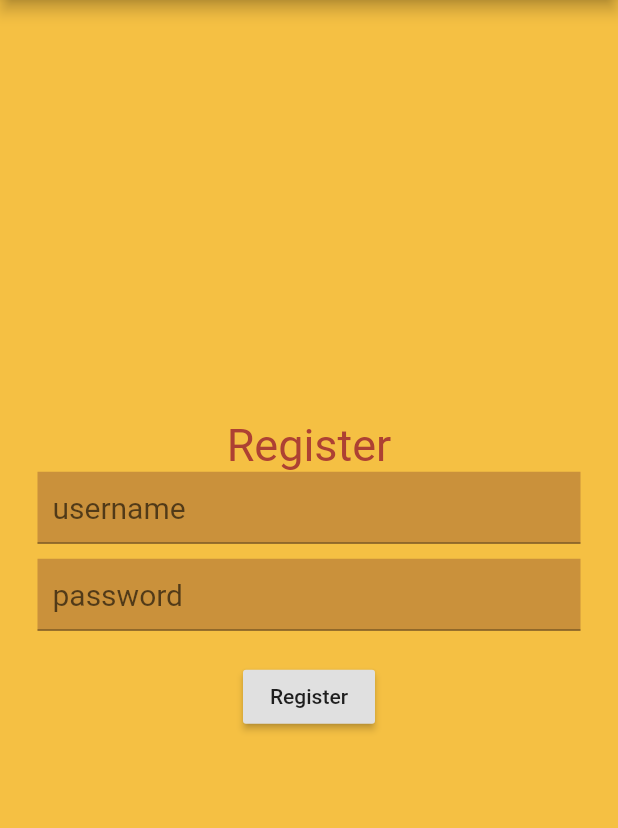
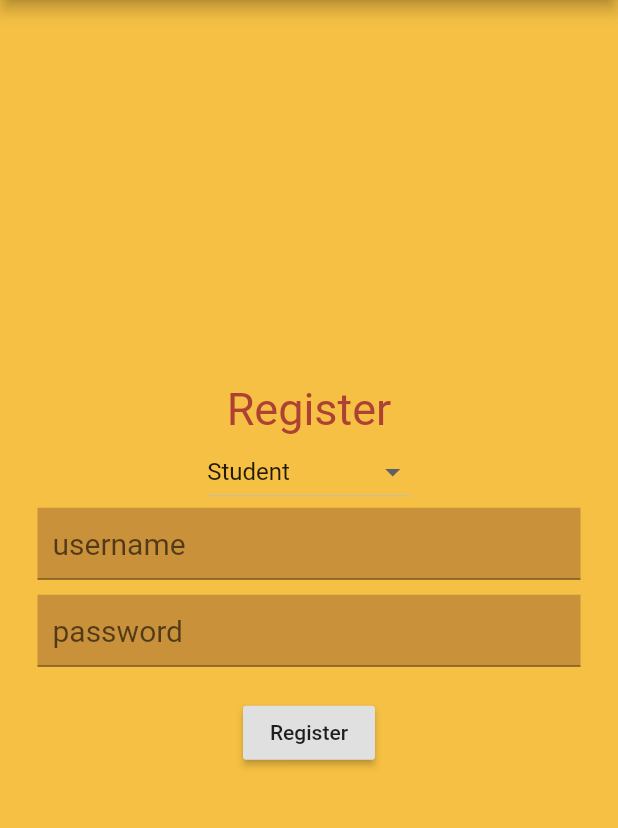
Before and after one commit to adib26/gp, a Flutter app: the screen it shows after launch, after a tap on "Register", on a phone screen of 412 x 824 dp, the part 84-912 px from its top. Run offline on Flutter 3.47's test engine with Material 2 defaults, Android fonts, the phone set to English and light mode, and no system bars; our stand-ins replace firebase_auth; accounts and stored records are empty; Roboto replaces fonts that are missing (Galada).

```diff
--- /dev/null
+++ b/lib/authintication/authintication.dart
@@ -0,0 +1,14 @@
+import 'package:flutter/material.dart';
+import 'sign-in.dart';
+
+class authenticate extends StatefulWidget {
+  @override
+  _authenticateState createState() => _authenticateState();
+}
+
+class _authenticateState extends State<authenticate> {
+  @override
+  Widget build(BuildContext context) {
+    return login();
+  }
+}
--- /dev/null
+++ b/lib/authintication/register.dart
@@ -0,0 +1,78 @@
+import 'package:flutter/material.dart';
+
+// register ui
+
+class register extends StatefulWidget {
+  @override
+  _registerState createState() => _registerState();
+}
+
+class _registerState extends State<register> {
+  String dropdownValue = 'Student';
+  @override
+  Widget build(BuildContext context) {
+    return Scaffold(
+      backgroundColor: Color.fromRGBO(245, 192, 67, 1),
+      appBar: AppBar(
+        title: Text(
+          'E-learning',
+          style: TextStyle(fontSize: 20),
+        ),
+        backgroundColor: Color.fromRGBO(77, 69, 87, 1),
+      ),
+      body: Center(
+        child: Column(
+            mainAxisAlignment: MainAxisAlignment.center,
+            children: <Widget>[
+              Text(
+                'Register',
+                style: TextStyle(
+                    color: Color.fromRGBO(173, 65, 51, 1),
+                    fontSize: 30,
+                    fontFamily: 'Galada'),
+              ),
+              DropdownButton(
+                hint: Text('select your type'),
+                elevation: 10,
+                value: dropdownValue,
+                icon: Icon(Icons.arrow_drop_down),
+                onChanged: (String newValue) {
+                  setState(() {
+                    dropdownValue = newValue;
+                  });
+                },
+                items: <String>['Student', 'Teacher']
+                    .map<DropdownMenuItem<String>>((String value) {
+                  return DropdownMenuItem<String>(
+                    value: value,
+                    child: Text(value),
+                  );
+                }).toList(),
+              ),
+              Container(
+                margin: EdgeInsets.fromLTRB(25, 0, 25, 10),
+                color: Color.fromRGBO(100, 35, 39, 0.3),
+                child: TextField(
+                  decoration: new InputDecoration(
+                      hintText: 'username',
+                      contentPadding: EdgeInsets.fromLTRB(10, 0, 10, 0)),
+                  style: TextStyle(fontSize: 20),
+                ),
+              ),
+              Container(
+                margin: EdgeInsets.fromLTRB(25, 0, 25, 20),
+                color: Color.fromRGBO(100, 35, 39, 0.3),
+                child: TextField(
+                  decoration: new InputDecoration(
+                    hintText: 'password',
+                    contentPadding: EdgeInsets.fromLTRB(10, 0, 10, 0),
+                  ),
+                  style: TextStyle(fontSize: 20),
+                ),
+              ),
+              RaisedButton(child: Text('Register'), onPressed: () {}),
+            ]),
+      ),
+    );
+  }
+}
--- /dev/null
+++ b/lib/authintication/sign-in.dart
@@ -0,0 +1,75 @@
+import 'package:flutter/material.dart';
+import 'package:gpprojectv01/authintication/register.dart';
+
+// login ui
+
+class login extends StatefulWidget {
+  @override
+  _loginState createState() => _loginState();
+}
+
+class _loginState extends State<login> {
+  @override
+  Widget build(BuildContext context) {
+    return Scaffold(
+      backgroundColor: Color.fromRGBO(245, 192, 67, 1),
+      appBar: AppBar(
+        title: Text(
+          'E-learning',
+          style: TextStyle(fontSize: 20),
+        ),
+        backgroundColor: Color.fromRGBO(77, 69, 87, 1),
+      ),
+      body: Center(
+        child: Column(
+            mainAxisAlignment: MainAxisAlignment.center,
+            children: <Widget>[
+              Text(
+                'Login',
+                style: TextStyle(
+                    color: Color.fromRGBO(173, 65, 51, 1),
+                    fontSize: 30,
+                    fontFamily: 'Galada'),
+              ),
+              Container(
+                margin: EdgeInsets.fromLTRB(25, 0, 25, 10),
+                color: Color.fromRGBO(100, 35, 39, 0.3),
+                child: TextField(
+                  decoration: new InputDecoration(
+                      hintText: 'username',
+                      contentPadding: EdgeInsets.fromLTRB(10, 0, 10, 0)),
+                  style: TextStyle(fontSize: 20),
+                ),
+              ),
+              Container(
+                margin: EdgeInsets.fromLTRB(25, 0, 25, 20),
+                color: Color.fromRGBO(100, 35, 39, 0.3),
+                child: TextField(
+                  decoration: new InputDecoration(
+                    hintText: 'password',
+                    contentPadding: EdgeInsets.fromLTRB(10, 0, 10, 0),
+                  ),
+                  style: TextStyle(fontSize: 20),
+                ),
+              ),
+              Row(
+                mainAxisAlignment: MainAxisAlignment.spaceEvenly,
+                children: <Widget>[
+                  RaisedButton(
+                    child: Text('Login'),
+                  ),
+                  RaisedButton(
+                      child: Text('Register'),
+                      onPressed: () {
+                        Navigator.push(
+                            context,
+                            MaterialPageRoute(
+                                builder: (context) => register()));
+                      }),
+                ],
+              ),
+            ]),
+      ),
+    );
+  }
+}
--- a/lib/main.dart
+++ b/lib/main.dart
@@ -1,131 +1,8 @@
 import 'package:flutter/cupertino.dart';
 import 'package:flutter/material.dart';
 import 'package:flutter/services.dart';
+import 'package:gpprojectv01/authintication/sign-in.dart';
 
 void main() {
-  runApp(MaterialApp(
-    home: Scaffold(
-      backgroundColor: Color.fromRGBO(245, 192, 67, 1),
-      appBar: AppBar(
-        title: Text(
-          'E-learning',
-          style: TextStyle(fontSize: 20),
-        ),
-        backgroundColor: Color.fromRGBO(77, 69, 87, 1),
-      ),
-      body: login(),
-    ),
-  ));
+  runApp(MaterialApp(home: login()));
 }
-
-class login extends StatefulWidget {
-  @override
-  _loginState createState() => _loginState();
-}
-
-// login ui
-class _loginState extends State<login> {
-  @override
-  Widget build(BuildContext context) {
-    return Center(
-      child: Column(
-          mainAxisAlignment: MainAxisAlignment.center,
-          children: <Widget>[
-            Text(
-              'Login',
-              style: TextStyle(
-                  color: Color.fromRGBO(173, 65, 51, 1),
-                  fontSize: 30,
-                  fontFamily: 'Galada'),
-            ),
-            Container(
-              margin: EdgeInsets.fromLTRB(25, 0, 25, 10),
-              color: Color.fromRGBO(100, 35, 39, 0.3),
-              child: TextField(
-                decoration: new InputDecoration(
-                    hintText: 'username',
-                    contentPadding: EdgeInsets.fromLTRB(10, 0, 10, 0)),
-                style: TextStyle(fontSize: 20),
-              ),
-            ),
-            Container(
-              margin: EdgeInsets.fromLTRB(25, 0, 25, 20),
-              color: Color.fromRGBO(100, 35, 39, 0.3),
-              child: TextField(
-                decoration: new InputDecoration(
-                  hintText: 'password',
-                  contentPadding: EdgeInsets.fromLTRB(10, 0, 10, 0),
-                ),
-                style: TextStyle(fontSize: 20),
-              ),
-            ),
-            Row(
-              mainAxisAlignment: MainAxisAlignment.spaceEvenly,
-              children: <Widget>[
-                RaisedButton(
-                  child: Text('Login'),
-                ),
-                RaisedButton(
-                    child: Text('Register'),
-                    onPressed: () {
-                      Navigator.push(context,
-                          MaterialPageRoute(builder: (context) => register()));
-                    }),
-              ],
-            ),
-          ]),
-    );
-  }
-}
-
-// register ui
-class register extends StatelessWidget {
-  @override
-  Widget build(BuildContext context) {
-    return Scaffold(
-      backgroundColor: Color.fromRGBO(245, 192, 67, 1),
-      appBar: AppBar(
-        title: Text(
-          'E-learning',
-          style: TextStyle(fontSize: 20),
-        ),
-        backgroundColor: Color.fromRGBO(77, 69, 87, 1),
-      ),
-      body: Center(
-        child: Column(
-            mainAxisAlignment: MainAxisAlignment.center,
-            children: <Widget>[
-              Text(
-                'Register',
-                style: TextStyle(
-                    color: Color.fromRGBO(173, 65, 51, 1),
-                    fontSize: 30,
-                    fontFamily: 'Galada'),
-              ),
-              Container(
-                margin: EdgeInsets.fromLTRB(25, 0, 25, 10),
-                color: Color.fromRGBO(100, 35, 39, 0.3),
-                child: TextField(
-                  decoration: new InputDecoration(
-                      hintText: 'username',
-                      contentPadding: EdgeInsets.fromLTRB(10, 0, 10, 0)),
-                  style: TextStyle(fontSize: 20),
-                ),
-              ),
-              Container(
-                margin: EdgeInsets.fromLTRB(25, 0, 25, 20),
-                color: Color.fromRGBO(100, 35, 39, 0.3),
-                child: TextField(
-                  decoration: new InputDecoration(
-                    hintText: 'password',
-                    contentPadding: EdgeInsets.fromLTRB(10, 0, 10, 0),
-                  ),
-                  style: TextStyle(fontSize: 20),
-                ),
-              ),
-              RaisedButton(child: Text('Register'), onPressed: () {}),
-            ]),
-      ),
-    );
-  }
-}
--- /dev/null
+++ b/lib/models/student.dart
@@ -0,0 +1,6 @@
+class student {
+  final String email;
+  final String password;
+
+  student({this.email, this.password});
+}
--- /dev/null
+++ b/lib/models/teacher.dart
@@ -0,0 +1,6 @@
+class student {
+  final String email;
+  final String password;
+
+  student({this.email, this.password});
+}
--- /dev/null
+++ b/lib/services/auth.dart
@@ -0,0 +1,12 @@
+import 'package:firebase_auth/firebase_auth.dart';
+
+class authService {
+  final FirebaseAuth _auth = FirebaseAuth.instance;
+
+//login
+
+//register
+
+// logout
+
+}
--- /dev/null
+++ b/lib/wrapper.dart
@@ -0,0 +1,10 @@
+import 'package:flutter/material.dart';
+import 'package:gpprojectv01/authintication/authintication.dart';
+import 'package:gpprojectv01/main.dart';
+
+class wrapper extends StatelessWidget {
+  @override
+  Widget build(BuildContext context) {
+    return authenticate();
+  }
+}
--- a/pubspec.yaml
+++ b/pubspec.yaml
@@ -24,10 +24,9 @@ dependencies:
   flutter:
     sdk: flutter
 
-
-  # The following adds the Cupertino Icons font to your application.
-  # Use with the CupertinoIcons class for iOS style icons.
   cupertino_icons: ^0.1.3
+  firebase_auth: ^0.16.1
+  cloud_firestore: ^0.13.7
 
 dev_dependencies:
   flutter_test:
```
Also changed, not shown: pubspec.lock, 3 other files.
